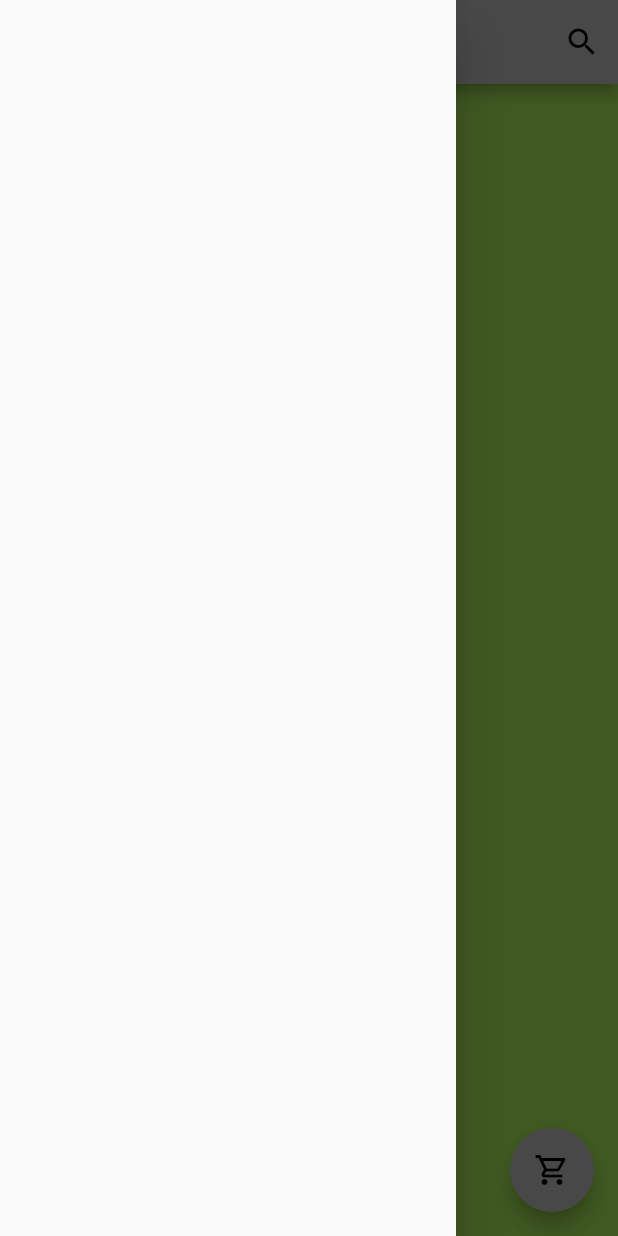
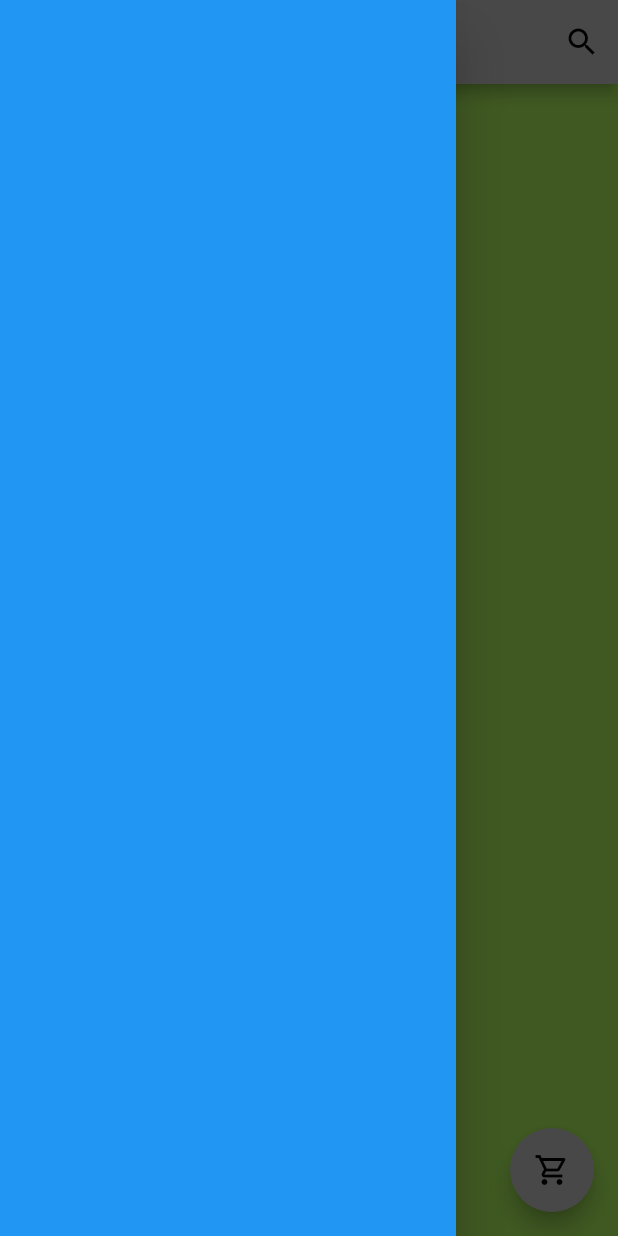
Before and after one commit to Baffer007/Sweetness_2022, a Flutter app: the screen it shows after launch, with the side drawer open, on a phone screen of 412 x 824 dp. Run offline on Flutter 3.47's test engine with Material 2 defaults, Android fonts, the phone set to English and light mode, and no system bars.

Commit message:
Bu komment

```diff
--- a/lib/home_page.dart
+++ b/lib/home_page.dart
@@ -6,7 +6,9 @@ class HomePage extends StatelessWidget {
   @override
   Widget build(BuildContext context) {
     return Scaffold(
-      drawer: Drawer(),
+      drawer: Drawer(
+        backgroundColor: Colors.blue,
+      ),
       appBar: AppBar(
         actions: [
           IconButton(onPressed: () {}, icon: Icon(Icons.search),),
```
